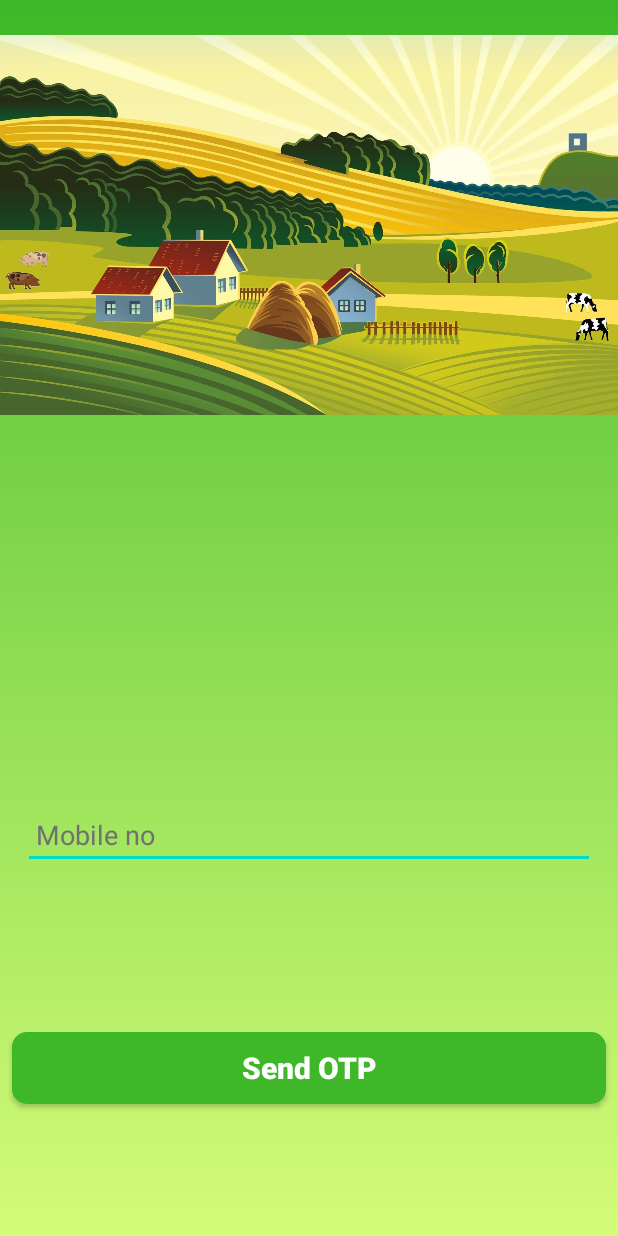
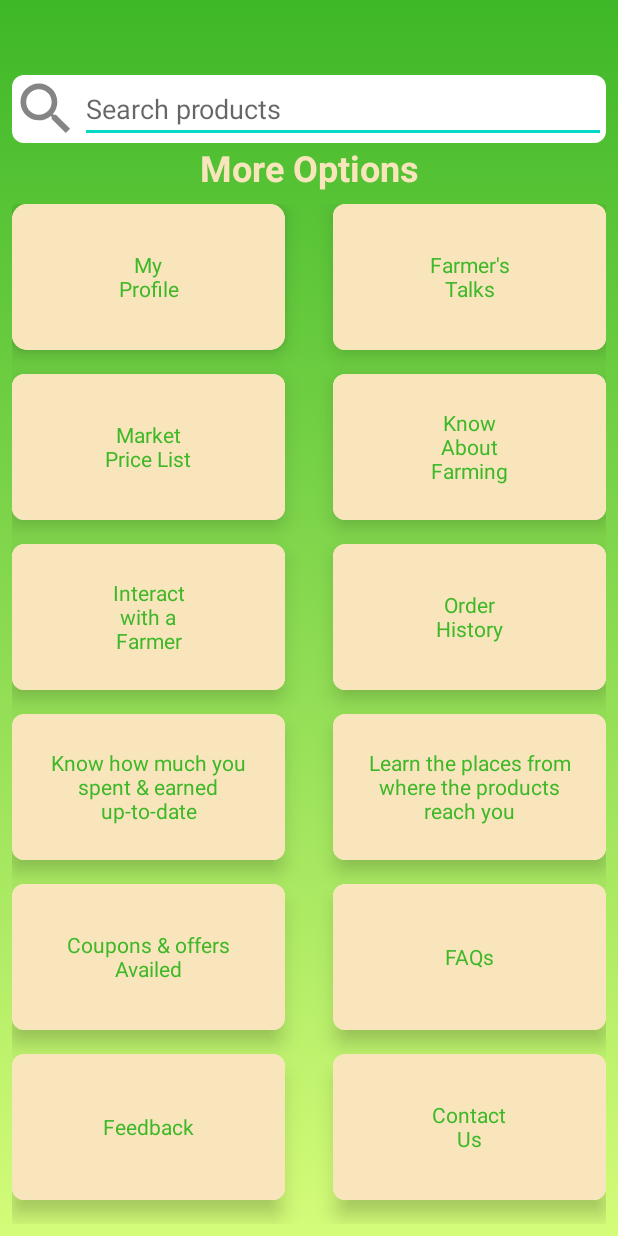
Before and after one commit to preet0202/Farm-to-Flat, an Android app: the screen it shows after launch (VerificationActivity before the commit, MoreActivity after it), on a phone screen of 412 x 824 dp. Run offline under Robolectric (Android 15) with nearby library versions, the phone set to English and light mode, and no system bars.

Commit message:
MoreActivity

```diff
--- a/app/build.gradle
+++ b/app/build.gradle
@@ -36,4 +36,5 @@ dependencies {
     androidTestImplementation 'androidx.test.ext:junit:1.1.1'
     androidTestImplementation 'androidx.test.espresso:espresso-core:3.2.0'
     implementation 'com.google.firebase:firebase-firestore:20.2.0'
+    implementation 'androidx.cardview:cardview:1.0.0'
 }
--- /dev/null
+++ b/app/src/main/java/com/example/farmtoflat/MoreActivity.java
@@ -0,0 +1,14 @@
+package com.example.farmtoflat;
+
+import androidx.appcompat.app.AppCompatActivity;
+
+import android.os.Bundle;
+
+public class MoreActivity extends AppCompatActivity {
+
+    @Override
+    protected void onCreate(Bundle savedInstanceState) {
+        super.onCreate(savedInstanceState);
+        setContentView(R.layout.activity_more);
+    }
+}
--- a/app/src/main/java/com/example/farmtoflat/SplashActivity.java
+++ b/app/src/main/java/com/example/farmtoflat/SplashActivity.java
@@ -17,8 +17,8 @@ public class SplashActivity extends AppCompatActivity {
         new Handler().postDelayed(new Runnable() {
             @Override
             public void run() {
+                startActivity(new Intent(SplashActivity.this,MoreActivity.class));
                 //startActivity(new Intent(SplashActivity.this,VerificationActivity.class));
-                startActivity(new Intent(SplashActivity.this,VerificationActivity.class));
                 finish();
             }
         },SPLASH_TIME_OUT);
--- /dev/null
+++ b/app/src/main/res/drawable-anydpi/ic_search.xml
@@ -0,0 +1,11 @@
+<vector xmlns:android="http://schemas.android.com/apk/res/android"
+    android:width="24dp"
+    android:height="24dp"
+    android:viewportWidth="24"
+    android:viewportHeight="24"
+    android:tint="#333333"
+    android:alpha="0.6">
+    <path
+        android:fillColor="#FF000000"
+        android:pathData="M15.5,14h-0.79l-0.28,-0.27C15.41,12.59 16,11.11 16,9.5 16,5.91 13.09,3 9.5,3S3,5.91 3,9.5 5.91,16 9.5,16c1.61,0 3.09,-0.59 4.23,-1.57l0.27,0.28v0.79l5,4.99L20.49,19l-4.99,-5zM9.5,14C7.01,14 5,11.99 5,9.5S7.01,5 9.5,5 14,7.01 14,9.5 11.99,14 9.5,14z"/>
+</vector>
--- /dev/null
+++ b/app/src/main/res/drawable/edittext_background.xml
@@ -0,0 +1,9 @@
+<?xml version="1.0" encoding="utf-8"?>
+<shape xmlns:android="http://schemas.android.com/apk/res/android"
+    android:shape="rectangle">
+
+    <solid android:color="#ffffff"/>
+    <corners android:radius="8dp"/>
+
+
+</shape>
--- /dev/null
+++ b/app/src/main/res/layout/activity_more.xml
@@ -0,0 +1,396 @@
+<?xml version="1.0" encoding="utf-8"?>
+<LinearLayout xmlns:android="http://schemas.android.com/apk/res/android"
+    xmlns:app="http://schemas.android.com/apk/res-auto"
+    xmlns:tools="http://schemas.android.com/tools"
+    android:background="@drawable/background"
+    android:orientation="vertical"
+    android:layout_width="match_parent"
+    android:layout_height="match_parent"
+    tools:context=".MoreActivity">
+
+    <LinearLayout
+        android:layout_width="match_parent"
+        android:layout_height="wrap_content"
+        android:layout_marginHorizontal="8dp"
+        android:layout_marginTop="50dp"
+        android:background="@drawable/edittext_background">
+
+        <ImageView
+            android:layout_width="45dp"
+            android:layout_height="45dp"
+            android:src="@drawable/ic_search"/>
+
+        <EditText
+            android:id="@+id/search_bar"
+            android:layout_width="match_parent"
+            android:layout_height="wrap_content"
+            android:hint="Search products"
+            android:textColor="#707070"/>
+
+
+    </LinearLayout>
+
+    <TextView
+        android:layout_width="match_parent"
+        android:layout_height="wrap_content"
+        android:text="More Options"
+        android:textAlignment="center"
+        android:textSize="24dp"
+        android:textColor="#F9E5BC"
+        android:textStyle="bold"/>
+
+
+    <GridLayout
+        android:layout_width="match_parent"
+        android:layout_height="match_parent"
+        android:columnCount="2"
+        android:rowCount="6"
+        android:alignmentMode="alignMargins"
+        android:columnOrderPreserved="false"
+        android:padding="8dp">
+
+        <androidx.cardview.widget.CardView
+            android:layout_width="0dp"
+            android:layout_height="0dp"
+            android:padding="20dp"
+            android:layout_columnWeight="1"
+            android:layout_rowWeight="1"
+            app:cardElevation="8dp"
+            app:cardCornerRadius="10dp"
+            android:layout_marginBottom="16dp"
+            android:layout_marginRight="16dp">
+
+            <LinearLayout
+                android:layout_width="match_parent"
+                android:layout_height="match_parent"
+                android:background="#F9E5BC">
+
+                <TextView
+                    android:gravity="center_vertical|center"
+                    android:layout_width="match_parent"
+                    android:layout_height="match_parent"
+                    android:padding="10dp"
+                    android:textColor="@color/colorPrimaryDark"
+                    android:text="My\nProfile"/>
+
+            </LinearLayout>
+
+
+
+        </androidx.cardview.widget.CardView>
+
+        <androidx.cardview.widget.CardView
+            android:layout_width="0dp"
+            android:layout_height="0dp"
+            android:layout_columnWeight="1"
+            android:layout_rowWeight="1"
+            app:cardElevation="8dp"
+            app:cardCornerRadius="8dp"
+            android:layout_marginBottom="16dp"
+            android:layout_marginLeft="16dp">
+
+            <LinearLayout
+                android:layout_width="match_parent"
+                android:layout_height="match_parent"
+                android:background="#F9E5BC">
+
+                <TextView
+                    android:gravity="center_vertical|center"
+                    android:layout_width="match_parent"
+                    android:layout_height="match_parent"
+                    android:padding="10dp"
+                    android:textColor="@color/colorPrimaryDark"
+                    android:text="Farmer's\nTalks"/>
+
+            </LinearLayout>
+
+
+        </androidx.cardview.widget.CardView>
+
+        <androidx.cardview.widget.CardView
+            android:layout_width="0dp"
+            android:layout_height="0dp"
+            android:layout_columnWeight="1"
+            android:layout_rowWeight="1"
+            app:cardElevation="8dp"
+            app:cardCornerRadius="8dp"
+            android:layout_marginBottom="16dp"
+            android:layout_marginRight="16dp">
+
+            <LinearLayout
+                android:layout_width="match_parent"
+                android:layout_height="match_parent"
+                android:background="#F9E5BC">
+
+                <TextView
+                    android:gravity="center_vertical|center"
+                    android:layout_width="match_parent"
+                    android:layout_height="match_parent"
+                    android:padding="10dp"
+                    android:textColor="@color/colorPrimaryDark"
+                    android:text="Market\nPrice List"/>
+
+            </LinearLayout>
+
+
+        </androidx.cardview.widget.CardView>
+
+        <androidx.cardview.widget.CardView
+            android:layout_width="0dp"
+            android:layout_height="0dp"
+            android:layout_columnWeight="1"
+            android:layout_rowWeight="1"
+            app:cardElevation="8dp"
+            app:cardCornerRadius="8dp"
+            android:layout_marginBottom="16dp"
+            android:layout_marginLeft="16dp">
+
+            <LinearLayout
+                android:layout_width="match_parent"
+                android:layout_height="match_parent"
+                android:background="#F9E5BC">
+
+                <TextView
+                    android:gravity="center_vertical|center"
+                    android:layout_width="match_parent"
+                    android:layout_height="match_parent"
+                    android:padding="10dp"
+                    android:textColor="@color/colorPrimaryDark"
+                    android:text="Know\nAbout\nFarming"/>
+
+            </LinearLayout>
+
+
+        </androidx.cardview.widget.CardView>
+
+        <androidx.cardview.widget.CardView
+            android:layout_width="0dp"
+            android:layout_height="0dp"
+            android:layout_columnWeight="1"
+            android:layout_rowWeight="1"
+            app:cardElevation="8dp"
+            app:cardCornerRadius="8dp"
+            android:layout_marginBottom="16dp"
+            android:layout_marginRight="16dp">
+
+            <LinearLayout
+                android:layout_width="match_parent"
+                android:layout_height="match_parent"
+                android:background="#F9E5BC">
+
+                <TextView
+                    android:gravity="center_vertical|center"
+                    android:layout_width="match_parent"
+                    android:layout_height="match_parent"
+                    android:padding="10dp"
+                    android:textColor="@color/colorPrimaryDark"
+                    android:text="Interact\nwith a\nFarmer"/>
+
+            </LinearLayout>
+
+
+        </androidx.cardview.widget.CardView>
+
+        <androidx.cardview.widget.CardView
+            android:layout_width="0dp"
+            android:layout_height="0dp"
+            android:layout_columnWeight="1"
+            android:layout_rowWeight="1"
+            app:cardElevation="8dp"
+            app:cardCornerRadius="8dp"
+            android:layout_marginBottom="16dp"
+            android:layout_marginLeft="16dp">
+
+            <LinearLayout
+                android:layout_width="match_parent"
+                android:layout_height="match_parent"
+                android:background="#F9E5BC">
+
+                <TextView
+                    android:gravity="center_vertical|center"
+                    android:layout_width="match_parent"
+                    android:layout_height="match_parent"
+                    android:padding="10dp"
+                    android:textColor="@color/colorPrimaryDark"
+                    android:text="Order\nHistory"/>
+
+            </LinearLayout>
+
+
+        </androidx.cardview.widget.CardView>
+
+        <androidx.cardview.widget.CardView
+            android:layout_width="0dp"
+            android:layout_height="0dp"
+            android:layout_columnWeight="1"
+            android:layout_rowWeight="1"
+            app:cardElevation="8dp"
+            app:cardCornerRadius="8dp"
+            android:layout_marginBottom="16dp"
+            android:layout_marginRight="16dp">
+
+            <LinearLayout
+                android:layout_width="match_parent"
+                android:layout_height="match_parent"
+                android:background="#F9E5BC">
+
+                <TextView
+                    android:gravity="center_vertical|center"
+                    android:layout_width="match_parent"
+                    android:layout_height="match_parent"
+                    android:padding="10dp"
+                    android:textColor="@color/colorPrimaryDark"
+                    android:text="Know how much you\nspent &amp; earned\nup-to-date"/>
+
+            </LinearLayout>
+
+
+        </androidx.cardview.widget.CardView>
+
+        <androidx.cardview.widget.CardView
+            android:layout_width="0dp"
+            android:layout_height="0dp"
+            android:layout_columnWeight="1"
+            android:layout_rowWeight="1"
+            app:cardElevation="8dp"
+            app:cardCornerRadius="8dp"
+            android:layout_marginBottom="16dp"
+            android:layout_marginLeft="16dp">
+
+            <LinearLayout
+                android:layout_width="match_parent"
+                android:layout_height="match_parent"
+                android:background="#F9E5BC">
+
+                <TextView
+                    android:gravity="center_vertical|center"
+                    android:layout_width="match_parent"
+                    android:layout_height="match_parent"
+                    android:padding="10dp"
+                    android:textColor="@color/colorPrimaryDark"
+                    android:text="Learn the places from\nwhere the products\nreach you"/>
+
+            </LinearLayout>
+
+
+        </androidx.cardview.widget.CardView>
+
+        <androidx.cardview.widget.CardView
+            android:layout_width="0dp"
+            android:layout_height="0dp"
+            android:layout_columnWeight="1"
+            android:layout_rowWeight="1"
+            app:cardElevation="8dp"
+            app:cardCornerRadius="8dp"
+            android:layout_marginBottom="16dp"
+            android:layout_marginRight="16dp">
+
+            <LinearLayout
+                android:layout_width="match_parent"
+                android:layout_height="match_parent"
+                android:background="#F9E5BC">
+
+                <TextView
+                    android:gravity="center_vertical|center"
+                    android:layout_width="match_parent"
+                    android:layout_height="match_parent"
+                    android:padding="10dp"
+                    android:textColor="@color/colorPrimaryDark"
+                    android:text="Coupons &amp; offers\nAvailed"/>
+
+            </LinearLayout>
+
+
+        </androidx.cardview.widget.CardView>
+
+        <androidx.cardview.widget.CardView
+            android:layout_width="0dp"
+            android:layout_height="0dp"
+            android:layout_columnWeight="1"
+            android:layout_rowWeight="1"
+            app:cardElevation="8dp"
+            app:cardCornerRadius="8dp"
+            android:layout_marginBottom="16dp"
+            android:layout_marginLeft="16dp">
+
+            <LinearLayout
+                android:layout_width="match_parent"
+                android:layout_height="match_parent"
+                android:background="#F9E5BC">
+
+                <TextView
+                    android:gravity="center_vertical|center"
+                    android:layout_width="match_parent"
+                    android:layout_height="match_parent"
+                    android:padding="10dp"
+                    android:textColor="@color/colorPrimaryDark"
+                    android:text="FAQs"/>
+
+            </LinearLayout>
+
+
+        </androidx.cardview.widget.CardView>
+
+        <androidx.cardview.widget.CardView
+            android:layout_width="0dp"
+            android:layout_height="0dp"
+            android:layout_columnWeight="1"
+            android:layout_rowWeight="1"
+            app:cardElevation="8dp"
+            app:cardCornerRadius="8dp"
+            android:layout_marginBottom="16dp"
+            android:layout_marginRight="16dp">
+
+            <LinearLayout
+                android:layout_width="match_parent"
+                android:layout_height="match_parent"
+                android:background="#F9E5BC">
+
+                <TextView
+                    android:gravity="center_vertical|center"
+                    android:layout_width="match_parent"
+                    android:layout_height="match_parent"
+                    android:padding="10dp"
+                    android:textColor="@color/colorPrimaryDark"
+                    android:text="Feedback"/>
+
+            </LinearLayout>
+
+
+        </androidx.cardview.widget.CardView>
+
+        <androidx.cardview.widget.CardView
+            android:layout_width="0dp"
+            android:layout_height="0dp"
+            android:layout_columnWeight="1"
+            android:layout_rowWeight="1"
+            app:cardElevation="8dp"
+            app:cardCornerRadius="8dp"
+            android:layout_marginBottom="16dp"
+            android:layout_marginLeft="16dp">
+
+            <LinearLayout
+                android:layout_width="match_parent"
+                android:layout_height="match_parent"
+                android:background="#F9E5BC">
+
+                <TextView
+                    android:gravity="center_vertical|center"
+                    android:layout_width="match_parent"
+                    android:layout_height="match_parent"
+                    android:padding="10dp"
+                    android:textColor="@color/colorPrimaryDark"
+                    android:text="Contact\nUs"/>
+
+            </LinearLayout>
+
+
+        </androidx.cardview.widget.CardView>
+
+
+
+    </GridLayout>
+
+
+
+</LinearLayout>
```
Also changed, not shown: app/src/main/AndroidManifest.xml (+4 -3 lines), app/src/main/res/drawable-hdpi/ic_search.png (added), app/src/main/res/drawable-mdpi/ic_search.png (added), app/src/main/res/drawable-xhdpi/ic_search.png (added), app/src/main/res/drawable-xxhdpi/ic_search.png (added).
